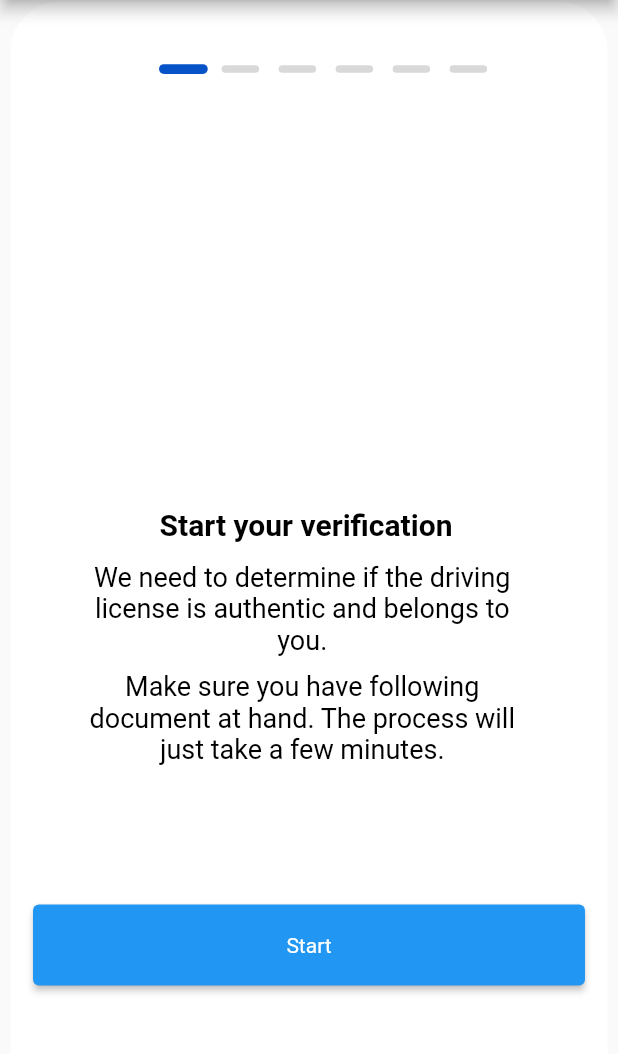
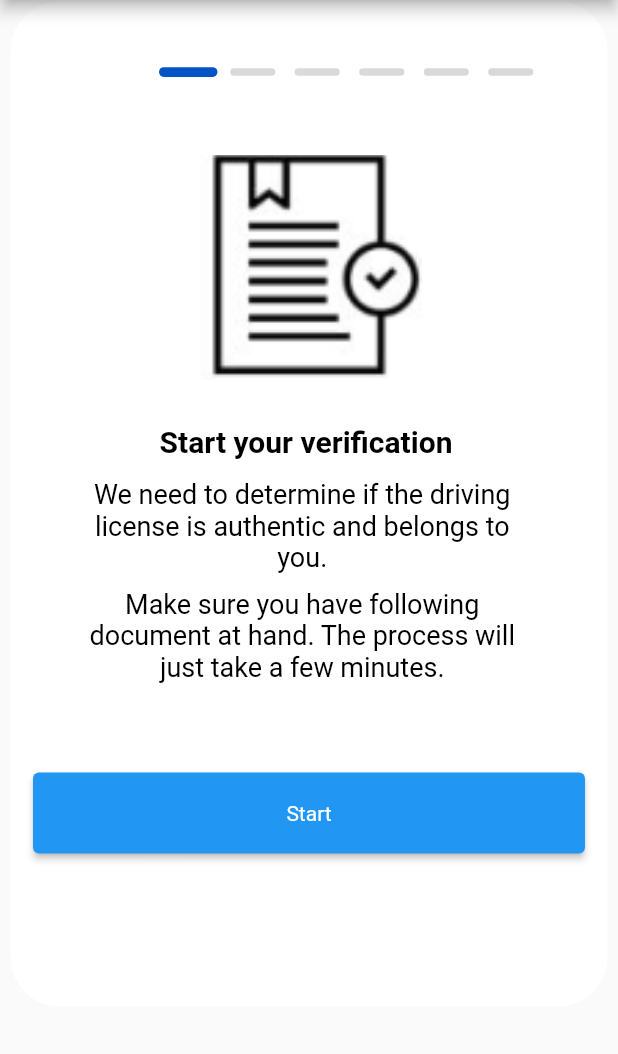
Before and after one commit to HimaniGrg/VerificationSystem, a Flutter app: the StartVerificationScreen screen opened by its route, on a phone screen of 412 x 824 dp, the part 84-1138 px from its top. Run offline on Flutter 3.47's test engine with Material 2 defaults, Android fonts, the phone set to English and light mode, and no system bars; drawn by our look-alikes of smooth_page_indicator; our stand-ins replace cached_network_image, country_picker, dotted_border, firebase_auth, firebase_core, flutter_svg and 2 more; accounts and stored records are empty; Roboto replaces fonts that are missing (Kameron, Kantumruy).

Commit message:
UI of application

```diff
--- a/lib/pages/processing_page_screen.dart
+++ b/lib/pages/processing_page_screen.dart
@@ -41,6 +41,7 @@ class ProcessingPageScreen extends StatelessWidget {
       title: 'Verification',
       leadingIcon: Icons.dashboard,
       trailingIcon: Icons.person_rounded,
+      automaticallyImplyLeading: true,
     );
   }
 
--- a/lib/pages/result_page_screen.dart
+++ b/lib/pages/result_page_screen.dart
@@ -61,6 +61,7 @@ class ResultPageScreen extends StatelessWidget {
       title: 'Verification',
       leadingIcon: Icons.dashboard,
       trailingIcon: Icons.person_rounded,
+      automaticallyImplyLeading: true,
     );
   }
 
--- a/lib/pages/start_verification_screen.dart
+++ b/lib/pages/start_verification_screen.dart
@@ -19,7 +19,7 @@ class StartVerificationScreen extends StatelessWidget {
                     .copyWith(borderRadius: BorderRadiusStyle.roundedBorder33),
                 child: Column(mainAxisSize: MainAxisSize.min, children: [
                   SizedBox(
-                      height: 6,
+                      height: 10,
                       width: 200,
                       child: AnimatedSmoothIndicator(
                           activeIndex: 0,
@@ -29,8 +29,17 @@ class StartVerificationScreen extends StatelessWidget {
                               activeDotColor: appTheme.blue800,
                               dotColor: appTheme.blueGray100,
                               dotHeight: 5,
-                              dotWidth: 25))),
-                  Spacer(),
+                              dotWidth: 30))),
+                  SizedBox(
+                    height: 50,
+                  ),
+                  CustomImageView(
+                    imagePath: ImageConstant.verificationIcon,
+                    height: 150,
+                    width: 150,
+                    alignment: Alignment.center,
+                  ),
+                  SizedBox(height: 30),
                   Container(
                       width: 220,
                       margin: EdgeInsets.only(left: 44, right: 48),
@@ -61,7 +70,7 @@ class StartVerificationScreen extends StatelessWidget {
                               overflow: TextOverflow.ellipsis,
                               textAlign: TextAlign.center,
                               style: theme.textTheme.bodyLarge))),
-                  SizedBox(height: 93),
+                  SizedBox(height: 60),
                   CustomElevatedButton(
                       text: "Start",
                       onPressed: () {
--- a/lib/utils/image_constant.dart
+++ b/lib/utils/image_constant.dart
@@ -4,10 +4,10 @@ class ImageConstant {
   //app icon
   static String appIcon = '$imagePath/app_icon.png';
 
-  static String imgCitizenshipIcon = '$imagePath/img_citizenship_icon.svg';
+  static String imgCitizenshipIcon = '$imagePath/img_citizenship_icon.svg.';
 
   // Start_verification images
-  static String imgMiBarChartAlt = '$imagePath/img_mi_bar_chart_alt.svg';
+  static String verificationIcon = '$imagePath/verification_icon.png';
 
   // Selection page images
   static String imgProgressBar = '$imagePath/img_progress_bar.svg';
```
Also changed, not shown: lib/pages/document_upload_1_screen.dart (+6 -6 lines), lib/pages/document_upload_2_screen.dart (+6 -6 lines), lib/pages/license_upload_screen.dart (+7 -6 lines), assets/images/citizenship_icon.png (deleted), assets/images/verification_icon.png (added).
